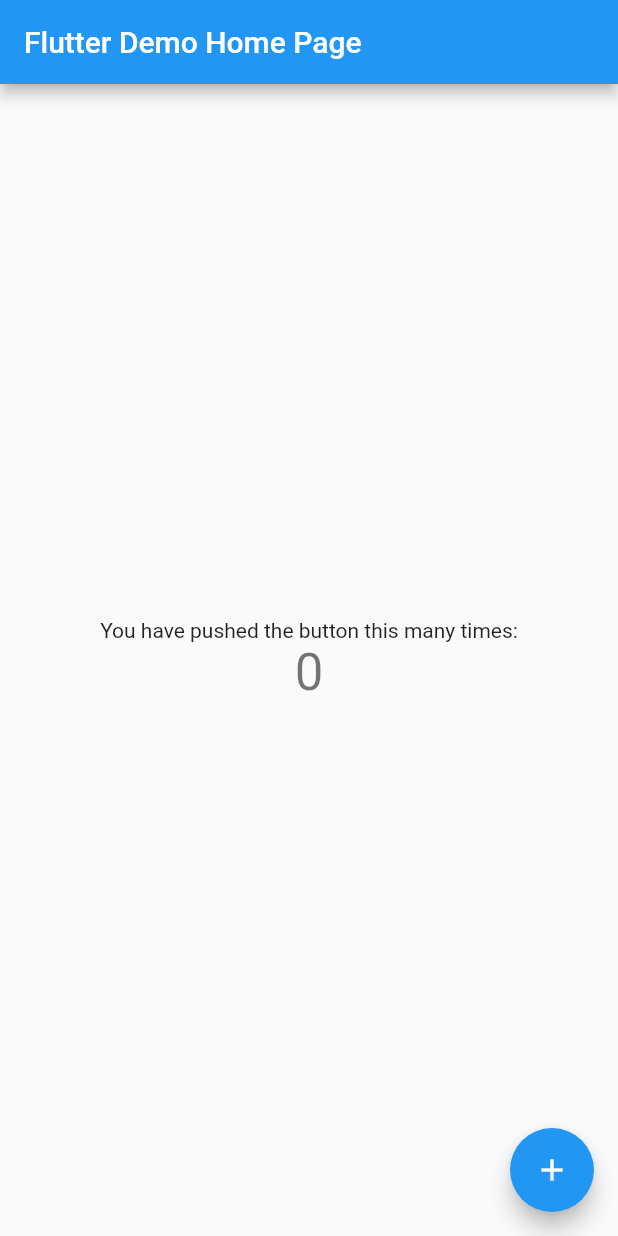
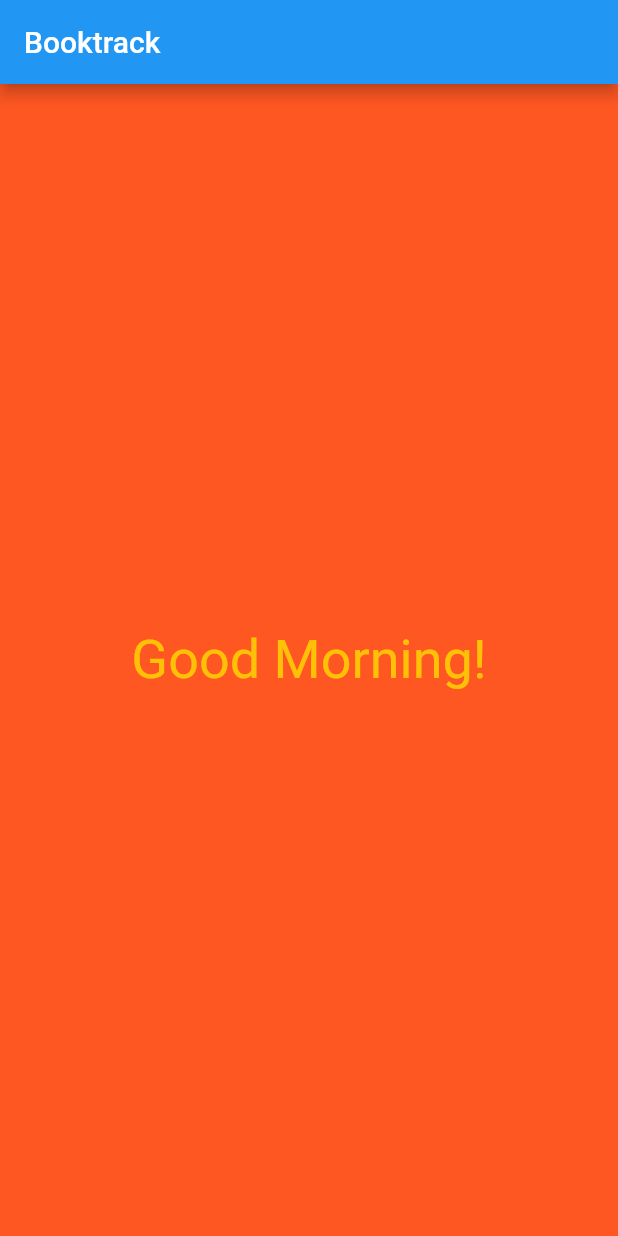
Before and after one commit to Timonwatteny/BookTrack, a Flutter app: the screen it shows after launch, on a phone screen of 412 x 824 dp. Run offline on Flutter 3.47's test engine with Material 2 defaults, Android fonts, the phone set to English and light mode, and no system bars.

Commit message:
Setup tutorial

```diff
--- a/lib/main.dart
+++ b/lib/main.dart
@@ -1,111 +1,19 @@
 import 'package:flutter/material.dart';
+import 'screens/home.dart';
 
-void main() => runApp(MyApp());
+void main() => runApp(new HelloFlutterApp());
 
-class MyApp extends StatelessWidget {
-  // This widget is the root of your application.
+class HelloFlutterApp extends StatelessWidget {
   @override
   Widget build(BuildContext context) {
     return MaterialApp(
-      title: 'Flutter Demo',
-      theme: ThemeData(
-        // This is the theme of your application.
-        //
-        // Try running your application with "flutter run". You'll see the
-        // application has a blue toolbar. Then, without quitting the app, try
-        // changing the primarySwatch below to Colors.green and then invoke
-        // "hot reload" (press "r" in the console where you ran "flutter run",
-        // or simply save your changes to "hot reload" in a Flutter IDE).
-        // Notice that the counter didn't reset back to zero; the application
-        // is not restarted.
-        primarySwatch: Colors.blue,
-      ),
-      home: MyHomePage(title: 'Flutter Demo Home Page'),
+        debugShowCheckedModeBanner: false,
+      title: "Booktrack",
+      home: Scaffold(
+          appBar: AppBar(
+            title: Text("Booktrack"),
+          ),
+          body: Home()),
     );
   }
 }
-
-class MyHomePage extends StatefulWidget {
-  MyHomePage({Key key, this.title}) : super(key: key);
-
-  // This widget is the home page of your application. It is stateful, meaning
-  // that it has a State object (defined below) that contains fields that affect
-  // how it looks.
-
-  // This class is the configuration for the state. It holds the values (in this
-  // case the title) provided by the parent (in this case the App widget) and
-  // used by the build method of the State. Fields in a Widget subclass are
-  // always marked "final".
-
-  final String title;
-
-  @override
-  _MyHomePageState createState() => _MyHomePageState();
-}
-
-class _MyHomePageState extends State<MyHomePage> {
-  int _counter = 0;
-
-  void _incrementCounter() {
-    setState(() {
-      // This call to setState tells the Flutter framework that something has
-      // changed in this State, which causes it to rerun the build method below
-      // so that the display can reflect the updated values. If we changed
-      // _counter without calling setState(), then the build method would not be
-      // called again, and so nothing would appear to happen.
-      _counter++;
-    });
-  }
-
-  @override
-  Widget build(BuildContext context) {
-    // This method is rerun every time setState is called, for instance as done
-    // by the _incrementCounter method above.
-    //
-    // The Flutter framework has been optimized to make rerunning build methods
-    // fast, so that you can just rebuild anything that needs updating rather
-    // than having to individually change instances of widgets.
-    return Scaffold(
-      appBar: AppBar(
-        // Here we take the value from the MyHomePage object that was created by
-        // the App.build method, and use it to set our appbar title.
-        title: Text(widget.title),
-      ),
-      body: Center(
-        // Center is a layout widget. It takes a single child and positions it
-        // in the middle of the parent.
-        child: Column(
-          // Column is also a layout widget. It takes a list of children and
-          // arranges them vertically. By default, it sizes itself to fit its
-          // children horizontally, and tries to be as tall as its parent.
-          //
-          // Invoke "debug painting" (press "p" in the console, choose the
-          // "Toggle Debug Paint" action from the Flutter Inspector in Android
-          // Studio, or the "Toggle Debug Paint" command in Visual Studio Code)
-          // to see the wireframe for each widget.
-          //
-          // Column has various properties to control how it sizes itself and
-          // how it positions its children. Here we use mainAxisAlignment to
-          // center the children vertically; the main axis here is the vertical
-          // axis because Columns are vertical (the cross axis would be
-          // horizontal).
-          mainAxisAlignment: MainAxisAlignment.center,
-          children: <Widget>[
-            Text(
-              'You have pushed the button this many times:',
-            ),
-            Text(
-              '$_counter',
-              style: Theme.of(context).textTheme.display1,
-            ),
-          ],
-        ),
-      ),
-      floatingActionButton: FloatingActionButton(
-        onPressed: _incrementCounter,
-        tooltip: 'Increment',
-        child: Icon(Icons.add),
-      ), // This trailing comma makes auto-formatting nicer for build methods.
-    );
-  }
-}
--- /dev/null
+++ b/lib/screens/home.dart
@@ -0,0 +1,31 @@
+import 'package:flutter/material.dart';
+
+class Home extends StatelessWidget {
+  @override
+  Widget build(BuildContext context) {
+    return Material(
+      color: Colors.deepOrange,
+      child: Center(
+        child: Text(
+          sayHello(),
+          textDirection: TextDirection.ltr,
+          style: TextStyle(color: Colors.amber, fontSize: 36.0),
+        ),
+      ),
+    );
+  }
+
+  String sayHello() {
+    String welcomeText;
+    DateTime now = new DateTime.now();
+    int hour = now.hour;
+    if (hour < 12) {
+      welcomeText = "Good Morning!";
+    } else if (hour < 18) {
+      welcomeText = "Good Afternoon!";
+    } else {
+      welcomeText = "Good Evening!";
+    }
+    return welcomeText;
+  }
+}
```
Also changed, not shown: 127 other files.
